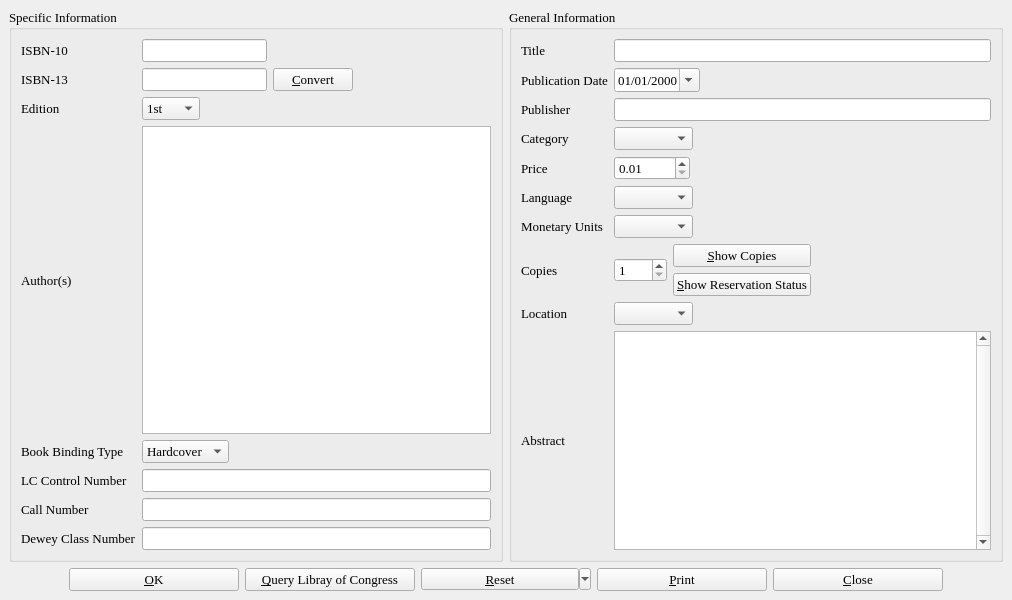
First picture: the form in bookinfo.ui, repository textbrowser/biblioteq, before the edit.
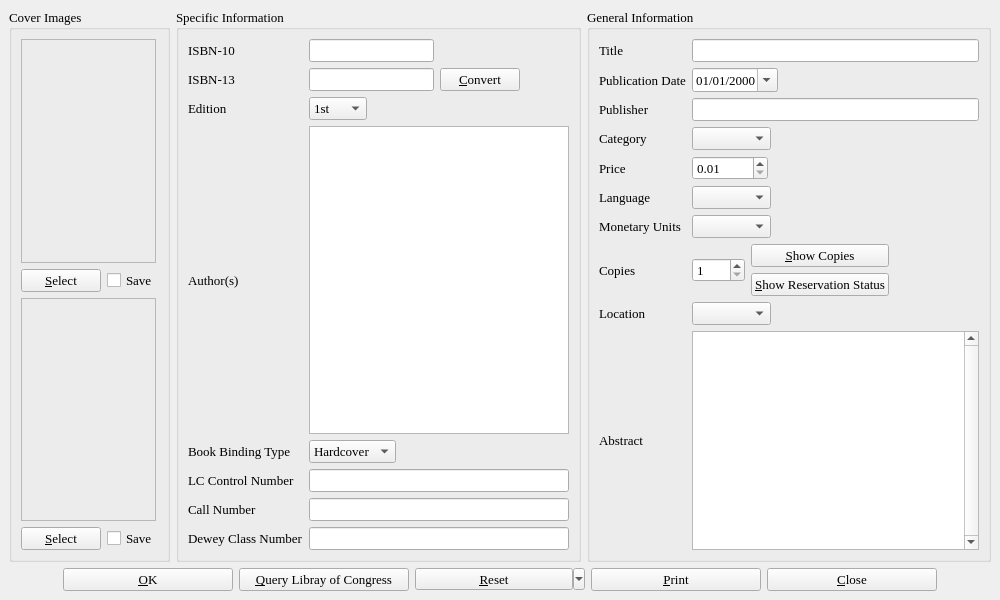
Second picture: the form after the edit. Icons and pictures are not drawn.

Commit message: Prepare for release 4.01. Cover images support.

```diff
--- a/bookinfo.ui
+++ b/bookinfo.ui
@@ -5,7 +5,7 @@
    <rect>
     <x>0</x>
     <y>0</y>
-    <width>1012</width>
+    <width>1000</width>
     <height>600</height>
    </rect>
   </property>
@@ -35,10 +35,107 @@
     <item>
      <layout class="QHBoxLayout" >
       <item>
+       <widget class="QGroupBox" name="coverImages" >
+        <property name="sizePolicy" >
+         <sizepolicy vsizetype="Preferred" hsizetype="Preferred" >
+          <horstretch>0</horstretch>
+          <verstretch>0</verstretch>
+         </sizepolicy>
+        </property>
+        <property name="title" >
+         <string>Cover Images</string>
+        </property>
+        <layout class="QVBoxLayout" >
+         <item>
+          <widget class="QLabel" name="front_image" >
+           <property name="maximumSize" >
+            <size>
+             <width>135</width>
+             <height>16777215</height>
+            </size>
+           </property>
+           <property name="toolTip" >
+            <string>Front Image</string>
+           </property>
+           <property name="frameShape" >
+            <enum>QFrame::StyledPanel</enum>
+           </property>
+           <property name="text" >
+            <string/>
+           </property>
+           <property name="alignment" >
+            <set>Qt::AlignCenter</set>
+           </property>
+          </widget>
+         </item>
+         <item>
+          <layout class="QHBoxLayout" >
+           <item>
+            <widget class="QPushButton" name="frontButton" >
+             <property name="text" >
+              <string>&amp;Select</string>
+             </property>
+            </widget>
+           </item>
+           <item>
+            <widget class="QCheckBox" name="frontCheck" >
+             <property name="text" >
+              <string>Save</string>
+             </property>
+            </widget>
+           </item>
+          </layout>
+         </item>
+         <item>
+          <widget class="QLabel" name="back_image" >
+           <property name="maximumSize" >
+            <size>
+             <width>135</width>
+             <height>16777215</height>
+            </size>
+           </property>
+           <property name="toolTip" >
+            <string>Back Image</string>
+           </property>
+           <property name="frameShape" >
+            <enum>QFrame::StyledPanel</enum>
+           </property>
+           <property name="text" >
+            <string/>
+           </property>
+           <property name="alignment" >
+            <set>Qt::AlignCenter</set>
+           </property>
+          </widget>
+         </item>
+         <item>
+          <layout class="QHBoxLayout" >
+           <item>
+            <widget class="QPushButton" name="backButton" >
+             <property name="text" >
+              <string>&amp;Select</string>
+             </property>
+            </widget>
+           </item>
+           <item>
+            <widget class="QCheckBox" name="backCheck" >
+             <property name="text" >
+              <string>Save</string>
+             </property>
+            </widget>
+           </item>
+          </layout>
+         </item>
+        </layout>
+       </widget>
+      </item>
+      <item>
+       <layout class="QHBoxLayout" >
+        <item>
        <widget class="QGroupBox" name="specificGroup" >
         <property name="minimumSize" >
          <size>
-          <width>485</width>
+            <width>400</width>
           <height>0</height>
          </size>
         </property>
@@ -432,7 +529,7 @@
        <widget class="QGroupBox" name="generalGroup" >
         <property name="minimumSize" >
          <size>
-          <width>485</width>
+            <width>400</width>
           <height>0</height>
          </size>
         </property>
@@ -823,6 +920,8 @@
       </item>
      </layout>
     </item>
+     </layout>
+    </item>
     <item>
      <layout class="QHBoxLayout" >
       <item>
```
Left out of the diff: 4 changed lines with no effect on the pictures. Lines whose indentation alone changed are shown as unchanged. The commit also changes 7 other files.
